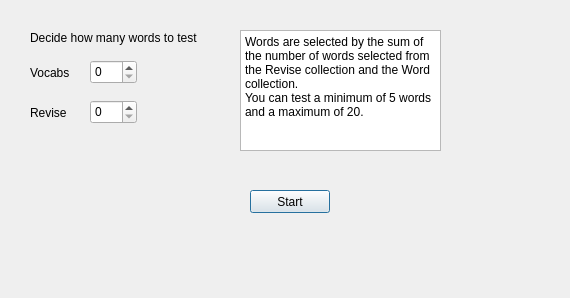
Before: the Qt Designer form MyVoca.ui in kt5965/test_dict, drawn with Qt 5.
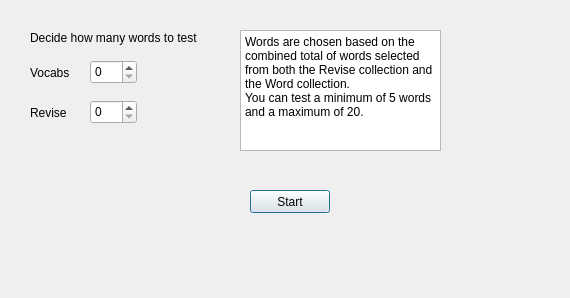
After: the same form once the commit is applied.

```diff
--- a/MyVoca.ui
+++ b/MyVoca.ui
@@ -99,7 +99,7 @@
 &lt;html&gt;&lt;head&gt;&lt;meta name=&quot;qrichtext&quot; content=&quot;1&quot; /&gt;&lt;style type=&quot;text/css&quot;&gt;
 p, li { white-space: pre-wrap; }
 &lt;/style&gt;&lt;/head&gt;&lt;body style=&quot; font-family:'Sans Serif'; font-size:9pt; font-weight:400; font-style:normal;&quot;&gt;
-&lt;p style=&quot; margin-top:0px; margin-bottom:0px; margin-left:0px; margin-right:0px; -qt-block-indent:0; text-indent:0px;&quot;&gt;Words are selected by the sum of the number of words selected from the Revise collection and the Word collection.&lt;/p&gt;
+&lt;p style=&quot; margin-top:0px; margin-bottom:0px; margin-left:0px; margin-right:0px; -qt-block-indent:0; text-indent:0px;&quot;&gt;Words are chosen based on the combined total of words selected from both the Revise collection and the Word collection.&lt;/p&gt;
 &lt;p style=&quot; margin-top:0px; margin-bottom:0px; margin-left:0px; margin-right:0px; -qt-block-indent:0; text-indent:0px;&quot;&gt;You can test a minimum of 5 words and a maximum of 20.&lt;/p&gt;&lt;/body&gt;&lt;/html&gt;</string>
    </property>
   </widget>
```
